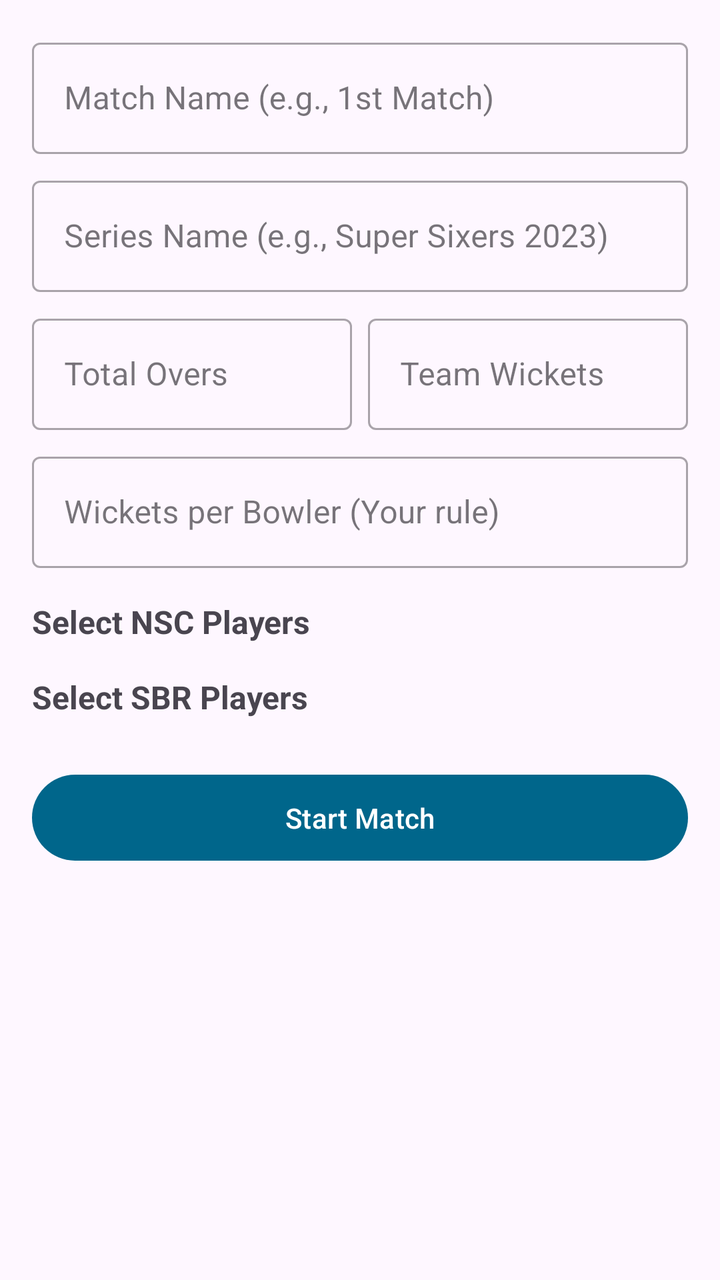
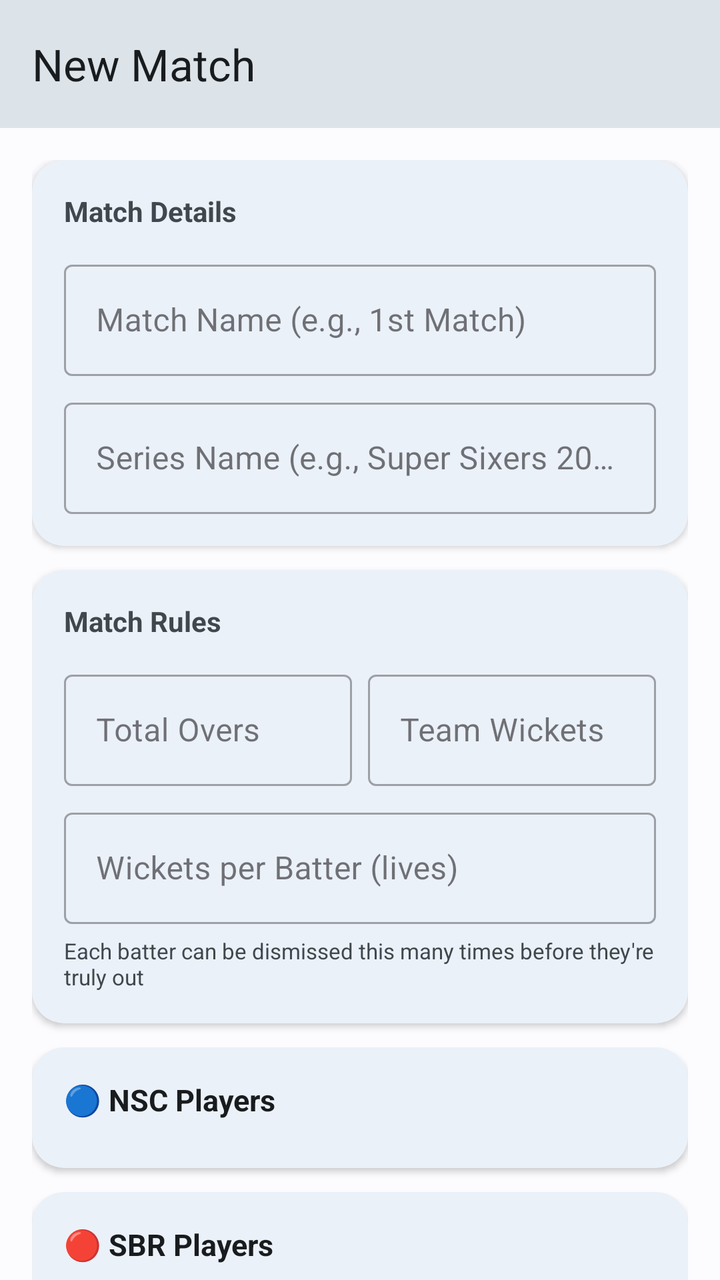

Before-and-after screenshots of an Android layout around one commit, followed by the original layout XML and the change that was made.
<!-- AndroidManifest.xml: application theme Theme.Main -->
<!-- res/layout/activity_match_setup.xml -->
<?xml version="1.0" encoding="utf-8"?>
<androidx.core.widget.NestedScrollView
    xmlns:android="http://schemas.android.com/apk/res/android"
    xmlns:app="http://schemas.android.com/apk/res-auto"
    xmlns:tools="http://schemas.android.com/tools"
    android:layout_width="match_parent"
    android:layout_height="match_parent"
    android:fillViewport="true"
    tools:context=".Activity.MatchSetupActivity">

    <LinearLayout
        android:layout_width="match_parent"
        android:layout_height="wrap_content"
        android:orientation="vertical"
        android:padding="16dp">

        <com.google.android.material.textfield.TextInputLayout
            style="@style/Widget.MaterialComponents.TextInputLayout.OutlinedBox"
            android:layout_width="match_parent"
            android:layout_height="wrap_content"
            android:hint="Match Name (e.g., 1st Match)">

            <com.google.android.material.textfield.TextInputEditText
                android:id="@+id/match_name_edt"
                android:layout_width="match_parent"
                android:layout_height="wrap_content"
                android:inputType="textCapSentences" />
        </com.google.android.material.textfield.TextInputLayout>

        <com.google.android.material.textfield.TextInputLayout
            style="@style/Widget.MaterialComponents.TextInputLayout.OutlinedBox"
            android:layout_width="match_parent"
            android:layout_height="wrap_content"
            android:layout_marginTop="8dp"
            android:hint="Series Name (e.g., Super Sixers 2023)">

            <com.google.android.material.textfield.TextInputEditText
                android:id="@+id/series_name_edt"
                android:layout_width="match_parent"
                android:layout_height="wrap_content"
                android:inputType="textCapSentences" />
        </com.google.android.material.textfield.TextInputLayout>

        <LinearLayout
            android:layout_width="match_parent"
            android:layout_height="wrap_content"
            android:layout_marginTop="8dp"
            android:orientation="horizontal">

            <com.google.android.material.textfield.TextInputLayout
                style="@style/Widget.MaterialComponents.TextInputLayout.OutlinedBox"
                android:layout_width="0dp"
                android:layout_height="wrap_content"
                android:layout_weight="1"
                android:hint="Total Overs">

                <com.google.android.material.textfield.TextInputEditText
                    android:id="@+id/total_overs_edt"
                    android:layout_width="match_parent"
                    android:layout_height="wrap_content"
                    android:inputType="number" />
            </com.google.android.material.textfield.TextInputLayout>

            <com.google.android.material.textfield.TextInputLayout
                style="@style/Widget.MaterialComponents.TextInputLayout.OutlinedBox"
                android:layout_width="0dp"
                android:layout_height="wrap_content"
                android:layout_marginStart="8dp"
                android:layout_weight="1"
                android:hint="Team Wickets">

                <com.google.android.material.textfield.TextInputEditText
                    android:id="@+id/total_wickets_edt"
                    android:layout_width="match_parent"
                    android:layout_height="wrap_content"
                    android:inputType="number" />
            </com.google.android.material.textfield.TextInputLayout>
        </LinearLayout>

        <com.google.android.material.textfield.TextInputLayout
            style="@style/Widget.MaterialComponents.TextInputLayout.OutlinedBox"
            android:layout_width="match_parent"
            android:layout_height="wrap_content"
            android:layout_marginTop="8dp"
            android:hint="Wickets per Bowler (Your rule)">

            <com.google.android.material.textfield.TextInputEditText
                android:id="@+id/wickets_per_bowler_edt"
                android:layout_width="match_parent"
                android:layout_height="wrap_content"
                android:inputType="number" />
        </com.google.android.material.textfield.TextInputLayout>

        <TextView
            android:layout_width="wrap_content"
            android:layout_height="wrap_content"
            android:layout_marginTop="16dp"
            android:text="Select NSC Players"
            android:textSize="16sp"
            android:textStyle="bold" />

        <androidx.recyclerview.widget.RecyclerView
            android:id="@+id/nsc_players_rv"
            android:layout_width="match_parent"
            android:layout_height="wrap_content"
            android:nestedScrollingEnabled="false"
            app:layoutManager="androidx.recyclerview.widget.LinearLayoutManager" />

        <TextView
            android:layout_width="wrap_content"
            android:layout_height="wrap_content"
            android:layout_marginTop="16dp"
            android:text="Select SBR Players"
            android:textSize="16sp"
            android:textStyle="bold" />

        <androidx.recyclerview.widget.RecyclerView
            android:id="@+id/sbr_players_rv"
            android:layout_width="match_parent"
            android:layout_height="wrap_content"
            android:nestedScrollingEnabled="false"
            app:layoutManager="androidx.recyclerview.widget.LinearLayoutManager" />

        <Button
            android:id="@+id/start_match_btn"
            android:layout_width="match_parent"
            android:layout_height="wrap_content"
            android:layout_marginTop="24dp"
            android:text="Start Match"
            android:padding="12dp" />

    </LinearLayout>
</androidx.core.widget.NestedScrollView>
<!-- resources referenced by this layout -->
<resources>
  <style name="Theme.Main" parent="Theme.Material3.DayNight.NoActionBar">
          <item name="colorPrimary">#8F4A51</item>
          <item name="colorAccent">#8F4A51</item>
          <item name="android:windowContentTransitions">true</item>
          <item name="android:statusBarColor">@android:color/transparent</item>
          <item name="android:navigationBarColor">#FFFBFF</item>
          <item name="screen_background">#FFFBFF</item>
          <item name="ui_background">#FFECED</item>
          <item name="bar_background">#F4DDDE</item>
          <item name="bar_ui">#765658</item>
          <item name="navigation">#Ead0d1</item>
          <item name="button_background">#8F4A51</item>
          <item name="main_text">#201A1A</item>
          <item name="secondary_text">#524344</item>
          <item name="outline">#998E8E</item>
      </style>
</resources>

<!-- the commit's change to res/layout/activity_match_setup.xml (unified diff, before → after) -->
@@ -6,128 +6,258 @@
     android:layout_width="match_parent"
     android:layout_height="match_parent"
     android:fillViewport="true"
+    android:background="?attr/screen_background"
     tools:context=".Activity.MatchSetupActivity">
 
     <LinearLayout
         android:layout_width="match_parent"
         android:layout_height="wrap_content"
-        android:orientation="vertical"
-        android:padding="16dp">
-
-        <com.google.android.material.textfield.TextInputLayout
-            style="@style/Widget.MaterialComponents.TextInputLayout.OutlinedBox"
+        android:orientation="vertical">
+
+        
+        <com.google.android.material.appbar.MaterialToolbar
+            android:id="@+id/match_setup_toolbar"
             android:layout_width="match_parent"
-            android:layout_height="wrap_content"
-            android:hint="Match Name (e.g., 1st Match)">
-
-            <com.google.android.material.textfield.TextInputEditText
-                android:id="@+id/match_name_edt"
-                android:layout_width="match_parent"
-                android:layout_height="wrap_content"
-                android:inputType="textCapSentences" />
-        </com.google.android.material.textfield.TextInputLayout>
-
-        <com.google.android.material.textfield.TextInputLayout
-            style="@style/Widget.MaterialComponents.TextInputLayout.OutlinedBox"
-            android:layout_width="match_parent"
-            android:layout_height="wrap_content"
-            android:layout_marginTop="8dp"
-            android:hint="Series Name (e.g., Super Sixers 2023)">
-
-            <com.google.android.material.textfield.TextInputEditText
-                android:id="@+id/series_name_edt"
-                android:layout_width="match_parent"
-                android:layout_height="wrap_content"
-                android:inputType="textCapSentences" />
-        </com.google.android.material.textfield.TextInputLayout>
+            android:layout_height="?attr/actionBarSize"
+            android:background="?attr/bar_background"
+            app:titleTextColor="?attr/main_text"
+            app:navigationIconTint="?attr/main_text"
+            app:title="New Match" />
 
         <LinearLayout
             android:layout_width="match_parent"
             android:layout_height="wrap_content"
-            android:layout_marginTop="8dp"
-            android:orientation="horizontal">
-
-            <com.google.android.material.textfield.TextInputLayout
-                style="@style/Widget.MaterialComponents.TextInputLayout.OutlinedBox"
-                android:layout_width="0dp"
-                android:layout_height="wrap_content"
-                android:layout_weight="1"
-                android:hint="Total Overs">
-
-                <com.google.android.material.textfield.TextInputEditText
-                    android:id="@+id/total_overs_edt"
-                    android:layout_width="match_parent"
-                    android:layout_height="wrap_content"
-                    android:inputType="number" />
-            </com.google.android.material.textfield.TextInputLayout>
-
-            <com.google.android.material.textfield.TextInputLayout
-                style="@style/Widget.MaterialComponents.TextInputLayout.OutlinedBox"
-                android:layout_width="0dp"
-                android:layout_height="wrap_content"
-                android:layout_marginStart="8dp"
-                android:layout_weight="1"
-                android:hint="Team Wickets">
-
-                <com.google.android.material.textfield.TextInputEditText
-                    android:id="@+id/total_wickets_edt"
-                    android:layout_width="match_parent"
-                    android:layout_height="wrap_content"
-                    android:inputType="number" />
-            </com.google.android.material.textfield.TextInputLayout>
+            android:orientation="vertical"
+            android:padding="16dp">
+
+            
+            <androidx.cardview.widget.CardView
+                android:layout_width="match_parent"
+                android:layout_height="wrap_content"
+                android:layout_marginBottom="12dp"
+                app:cardCornerRadius="16dp"
+                app:cardElevation="2dp"
+                app:cardBackgroundColor="?attr/ui_background">
+
+                <LinearLayout
+                    android:layout_width="match_parent"
+                    android:layout_height="wrap_content"
+                    android:orientation="vertical"
+                    android:padding="16dp">
+
+                    <TextView
+                        android:layout_width="wrap_content"
+                        android:layout_height="wrap_content"
+                        android:text="Match Details"
+                        android:textSize="14sp"
+                        android:textStyle="bold"
+                        android:textColor="?attr/secondary_text"
+                        android:layout_marginBottom="12dp" />
+
+                    <com.google.android.material.textfield.TextInputLayout
+                        style="@style/Widget.MaterialComponents.TextInputLayout.OutlinedBox"
+                        android:layout_width="match_parent"
+                        android:layout_height="wrap_content"
+                        android:hint="Match Name (e.g., 1st Match)">
+
+                        <com.google.android.material.textfield.TextInputEditText
+                            android:id="@+id/match_name_edt"
+                            android:layout_width="match_parent"
+                            android:layout_height="wrap_content"
+                            android:inputType="textCapSentences" />
+                    </com.google.android.material.textfield.TextInputLayout>
+
+                    <com.google.android.material.textfield.TextInputLayout
+                        style="@style/Widget.MaterialComponents.TextInputLayout.OutlinedBox"
+                        android:layout_width="match_parent"
+                        android:layout_height="wrap_content"
+                        android:layout_marginTop="8dp"
+                        android:hint="Series Name (e.g., Super Sixers 2025)">
+
+                        <com.google.android.material.textfield.TextInputEditText
+                            android:id="@+id/series_name_edt"
+                            android:layout_width="match_parent"
+                            android:layout_height="wrap_content"
+                            android:inputType="textCapSentences" />
+                    </com.google.android.material.textfield.TextInputLayout>
+
+                </LinearLayout>
+            </androidx.cardview.widget.CardView>
+
+            
+            <androidx.cardview.widget.CardView
+                android:layout_width="match_parent"
+                android:layout_height="wrap_content"
+                android:layout_marginBottom="12dp"
+                app:cardCornerRadius="16dp"
+                app:cardElevation="2dp"
+                app:cardBackgroundColor="?attr/ui_background">
+
+                <LinearLayout
+                    android:layout_width="match_parent"
+                    android:layout_height="wrap_content"
+                    android:orientation="vertical"
+                    android:padding="16dp">
+
+                    <TextView
+                        android:layout_width="wrap_content"
+                        android:layout_height="wrap_content"
+                        android:text="Match Rules"
+                        android:textSize="14sp"
+                        android:textStyle="bold"
+                        android:textColor="?attr/secondary_text"
+                        android:layout_marginBottom="12dp" />
+
+                    <LinearLayout
+                        android:layout_width="match_parent"
+                        android:layout_height="wrap_content"
+                        android:orientation="horizontal">
+
+                        <com.google.android.material.textfield.TextInputLayout
+                            style="@style/Widget.MaterialComponents.TextInputLayout.OutlinedBox"
+                            android:layout_width="0dp"
+                            android:layout_height="wrap_content"
+                            android:layout_weight="1"
+                            android:hint="Total Overs">
+
+                            <com.google.android.material.textfield.TextInputEditText
+                                android:id="@+id/total_overs_edt"
+                                android:layout_width="match_parent"
+                                android:layout_height="wrap_content"
+                                android:inputType="number" />
+                        </com.google.android.material.textfield.TextInputLayout>
+
+                        <com.google.android.material.textfield.TextInputLayout
+                            style="@style/Widget.MaterialComponents.TextInputLayout.OutlinedBox"
+                            android:layout_width="0dp"
+                            android:layout_height="wrap_content"
+                            android:layout_marginStart="8dp"
+                            android:layout_weight="1"
+                            android:hint="Team Wickets">
+
+                            <com.google.android.material.textfield.TextInputEditText
+                                android:id="@+id/total_wickets_edt"
+                                android:layout_width="match_parent"
+                                android:layout_height="wrap_content"
+                                android:inputType="number" />
+                        </com.google.android.material.textfield.TextInputLayout>
+
+                    </LinearLayout>
+
+                    <com.google.android.material.textfield.TextInputLayout
+                        style="@style/Widget.MaterialComponents.TextInputLayout.OutlinedBox"
+                        android:layout_width="match_parent"
+                        android:layout_height="wrap_content"
+                        android:layout_marginTop="8dp"
+                        android:hint="Wickets per Batter (lives)">
+
+                        <com.google.android.material.textfield.TextInputEditText
+                            android:id="@+id/wickets_per_bowler_edt"
+                            android:layout_width="match_parent"
+                            android:layout_height="wrap_content"
+                            android:inputType="number" />
+                    </com.google.android.material.textfield.TextInputLayout>
+
+                    <TextView
+                        android:layout_width="wrap_content"
+                        android:layout_height="wrap_content"
+                        android:layout_marginTop="6dp"
+                        android:text="Each batter can be dismissed this many times before they&#39;re truly out"
+                        android:textSize="11sp"
+                        android:textColor="?attr/secondary_text" />
+
+                </LinearLayout>
+            </androidx.cardview.widget.CardView>
+
+            
+            <androidx.cardview.widget.CardView
+                android:layout_width="match_parent"
+                android:layout_height="wrap_content"
+                android:layout_marginBottom="12dp"
+                app:cardCornerRadius="16dp"
+                app:cardElevation="2dp"
+                app:cardBackgroundColor="?attr/ui_background">
+
+                <LinearLayout
+                    android:layout_width="match_parent"
+                    android:layout_height="wrap_content"
+                    android:orientation="vertical"
+                    android:padding="16dp">
+
+                    <LinearLayout
+                        android:layout_width="match_parent"
+                        android:layout_height="wrap_content"
+                        android:orientation="horizontal"
+                        android:gravity="center_vertical"
+                        android:layout_marginBottom="8dp">
+
+                        <TextView
+                            android:layout_width="0dp"
+                            android:layout_height="wrap_content"
+                            android:layout_weight="1"
+                            android:text="🔵 NSC Players"
+                            android:textSize="15sp"
+                            android:textStyle="bold"
+                            android:textColor="?attr/main_text" />
+
+                        <ProgressBar
+                            android:id="@+id/loading_progress"
+                            android:layout_width="24dp"
+                            android:layout_height="24dp"
+                            android:visibility="gone" />
+                    </LinearLayout>
+
+                    <androidx.recyclerview.widget.RecyclerView
+                        android:id="@+id/nsc_players_rv"
+                        android:layout_width="match_parent"
+                        android:layout_height="wrap_content"
+                        android:nestedScrollingEnabled="false" />
+
+                </LinearLayout>
+            </androidx.cardview.widget.CardView>
+
+            
+            <androidx.cardview.widget.CardView
+                android:layout_width="match_parent"
+                android:layout_height="wrap_content"
+                android:layout_marginBottom="24dp"
+                app:cardCornerRadius="16dp"
+                app:cardElevation="2dp"
+                app:cardBackgroundColor="?attr/ui_background">
+
+                <LinearLayout
+                    android:layout_width="match_parent"
+                    android:layout_height="wrap_content"
+                    android:orientation="vertical"
+                    android:padding="16dp">
+
+                    <TextView
+                        android:layout_width="wrap_content"
+                        android:layout_height="wrap_content"
+                        android:text="🔴 SBR Players"
+                        android:textSize="15sp"
+                        android:textStyle="bold"
+                        android:textColor="?attr/main_text"
+                        android:layout_marginBottom="8dp" />
+
+                    <androidx.recyclerview.widget.RecyclerView
+                        android:id="@+id/sbr_players_rv"
+                        android:layout_width="match_parent"
+                        android:layout_height="wrap_content"
+                        android:nestedScrollingEnabled="false" />
+
+                </LinearLayout>
+            </androidx.cardview.widget.CardView>
+
+            <Button
+                android:id="@+id/start_match_btn"
+                android:layout_width="match_parent"
+                android:layout_height="wrap_content"
+                android:layout_marginBottom="24dp"
+                android:text="⚡ Start Match"
+                android:textSize="16sp"
+                android:padding="14dp" />
+
         </LinearLayout>
-
-        <com.google.android.material.textfield.TextInputLayout
-            style="@style/Widget.MaterialComponents.TextInputLayout.OutlinedBox"
-            android:layout_width="match_parent"
-            android:layout_height="wrap_content"
-            android:layout_marginTop="8dp"
-            android:hint="Wickets per Bowler (Your rule)">
-
-            <com.google.android.material.textfield.TextInputEditText
-                android:id="@+id/wickets_per_bowler_edt"
-                android:layout_width="match_parent"
-                android:layout_height="wrap_content"
-                android:inputType="number" />
-        </com.google.android.material.textfield.TextInputLayout>
-
-        <TextView
-            android:layout_width="wrap_content"
-            android:layout_height="wrap_content"
-            android:layout_marginTop="16dp"
-            android:text="Select NSC Players"
-            android:textSize="16sp"
-            android:textStyle="bold" />
-
-        <androidx.recyclerview.widget.RecyclerView
-            android:id="@+id/nsc_players_rv"
-            android:layout_width="match_parent"
-            android:layout_height="wrap_content"
-            android:nestedScrollingEnabled="false"
-            app:layoutManager="androidx.recyclerview.widget.LinearLayoutManager" />
-
-        <TextView
-            android:layout_width="wrap_content"
-            android:layout_height="wrap_content"
-            android:layout_marginTop="16dp"
-            android:text="Select SBR Players"
-            android:textSize="16sp"
-            android:textStyle="bold" />
-
-        <androidx.recyclerview.widget.RecyclerView
-            android:id="@+id/sbr_players_rv"
-            android:layout_width="match_parent"
-            android:layout_height="wrap_content"
-            android:nestedScrollingEnabled="false"
-            app:layoutManager="androidx.recyclerview.widget.LinearLayoutManager" />
-
-        <Button
-            android:id="@+id/start_match_btn"
-            android:layout_width="match_parent"
-            android:layout_height="wrap_content"
-            android:layout_marginTop="24dp"
-            android:text="Start Match"
-            android:padding="12dp" />
-
     </LinearLayout>
 </androidx.core.widget.NestedScrollView>
